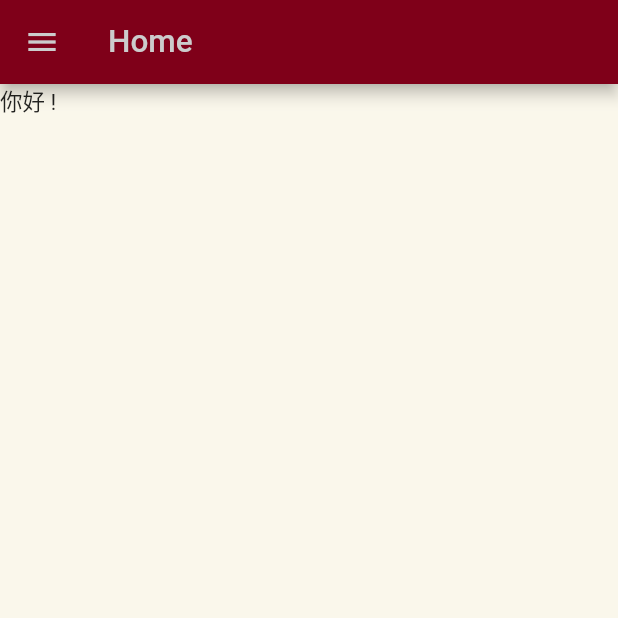
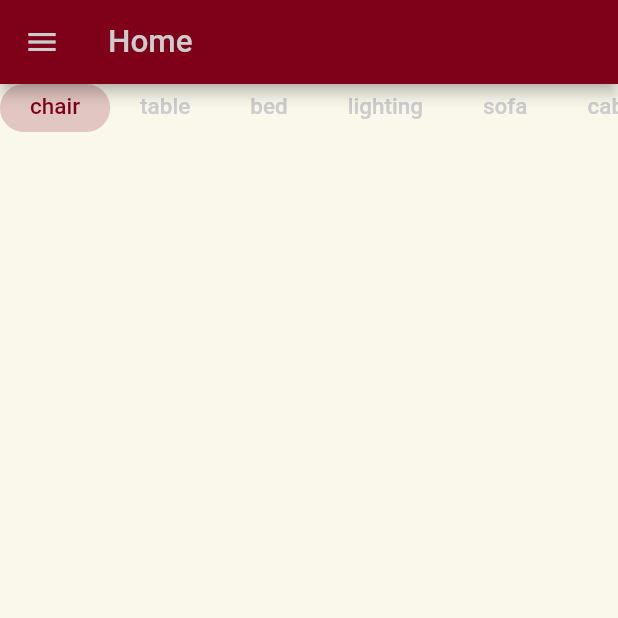
Before and after one commit to erxxx4321/home, a Flutter app: the screen it shows after launch, on a phone screen of 412 x 824 dp, the top half of it. Run offline on Flutter 3.47's test engine with Material 2 defaults, Android fonts, the phone set to English and light mode, and no system bars; our stand-ins replace sqflite; accounts and stored records are empty; network calls fail.

Commit message:
tab panel and get products api

```diff
--- a/lib/services/theme/app_theme.dart
+++ b/lib/services/theme/app_theme.dart
@@ -4,6 +4,14 @@ final ThemeData AppTheme = ThemeData(
     scaffoldBackgroundColor: Color.fromRGBO(250, 247, 235, 1),
     appBarTheme:
         const AppBarTheme(backgroundColor: Color.fromRGBO(127, 0, 25, 1)),
+    tabBarTheme: TabBarTheme(
+        indicator: BoxDecoration(
+          color: Color.fromRGBO(127, 0, 25, 1).withOpacity(0.2),
+          borderRadius: BorderRadius.circular(30.0),
+        ),
+        unselectedLabelColor: Color.fromRGBO(204, 204, 204, 1),
+        labelPadding: EdgeInsets.only(left: 20.0, right: 20.0),
+        labelColor: Color.fromRGBO(127, 0, 25, 1)),
     // drawerTheme:
     //     DrawerThemeData(backgroundColor: Color.fromRGBO(127, 0, 25, 1)),
     colorScheme: ColorScheme(
--- a/lib/views/home.dart
+++ b/lib/views/home.dart
@@ -1,4 +1,9 @@
+import 'dart:convert';
+import 'dart:developer';
+import 'package:http/http.dart' as http;
 import 'package:flutter/material.dart';
+import 'package:home/models/product.dart';
+import 'package:intl/intl.dart';
 import '../services/I10n/app_localizations.dart';
 import '../widgets/drawer.dart';
 
@@ -9,8 +14,24 @@ class Home extends StatefulWidget {
   _HomeState createState() => _HomeState();
 }
 
-class _HomeState extends State<Home> {
+class _HomeState extends State<Home> with SingleTickerProviderStateMixin {
+  late TabController _tabController;
+  final _tabs = [
+    Tab(text: 'chair', height: 30),
+    Tab(text: 'table', height: 30),
+    Tab(text: 'bed', height: 30),
+    Tab(text: 'lighting', height: 30),
+    Tab(text: 'sofa', height: 30),
+    Tab(text: 'cabinet', height: 30),
+  ];
+  Future<List<Product>> products = getProducts("chair");
+
   @override
+  void initState() {
+    super.initState();
+    _tabController = TabController(length: 6, vsync: this);
+  }
+
   Widget build(BuildContext context) {
     final l10n = AppLocalizations.of(context);
     return Scaffold(
@@ -19,7 +40,43 @@ class _HomeState extends State<Home> {
         ),
         drawer: DrawerWidget(),
         body: Column(
-          children: [Text(l10n.hello)],
+          children: [
+            TabBar(
+              isScrollable: true,
+              controller: _tabController,
+              tabs: _tabs,
+              onTap: (idx) async {
+                products = getProducts(_tabs[idx].text);
+              },
+            )
+          ],
         ));
   }
 }
+
+Future<List<Product>> getProducts(String? category) async {
+  final url = "http://localhost:3001/products";
+  final response = await http.post(
+    Uri.parse(url),
+    body: jsonEncode({"category": category}),
+    headers: {"Content-Type": "application/json"},
+  );
+  List<Product> products = [];
+  if (response.statusCode == 200) {
+    List<dynamic> jsonData = json.decode(response.body);
+    for (var j in jsonData) {
+      Product p = Product();
+      p.pid = j['_id'];
+      p.name = j['name'];
+      p.desc = j['desc'];
+      p.category = j['category'];
+      p.createdAt = DateFormat("yyyy/MM/dd").parse(j['createdAt']);
+      p.price = j['price'];
+      p.img = j['img'];
+      products.add(p);
+    }
+  } else
+    throw Exception('Failed to fetch data');
+
+  return products;
+}
--- a/pubspec.yaml
+++ b/pubspec.yaml
@@ -18,6 +18,7 @@ dependencies:
     sdk: flutter
   sqflite: ^2.0.0+3
   path_provider: ^2.1.1
+  http: ^1.1.0
 
 dev_dependencies:
   flutter_test:
```
Also changed, not shown: lib/widgets/carts.dart (added, +15 -0 lines), pubspec.lock.
